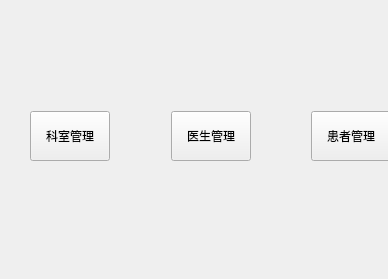
Meroasis/QtMedicinesystem, file homeview.ui: the form before one commit.
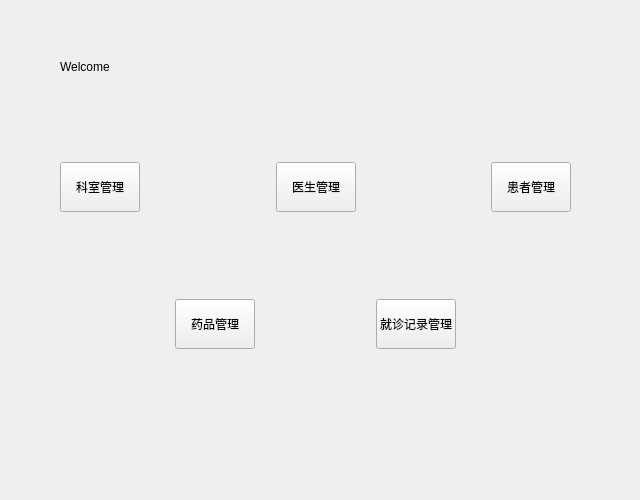
The form after the commit.

What changed in the file:
```diff
--- a/homeview.ui
+++ b/homeview.ui
@@ -6,8 +6,8 @@
    <rect>
     <x>0</x>
     <y>0</y>
-    <width>388</width>
-    <height>279</height>
+    <width>640</width>
+    <height>500</height>
    </rect>
   </property>
   <property name="windowTitle">
@@ -16,13 +16,23 @@
   <widget class="QWidget" name="layoutWidget">
    <property name="geometry">
     <rect>
-     <x>30</x>
-     <y>10</y>
-     <width>361</width>
-     <height>251</height>
+     <x>60</x>
+     <y>60</y>
+     <width>511</width>
+     <height>371</height>
     </rect>
    </property>
    <layout class="QVBoxLayout" name="verticalLayout">
+    <item>
+     <widget class="QLabel" name="Welcome">
+      <property name="styleSheet">
+       <string notr="true">font: 12pt &quot;Microsoft YaHei UI&quot;;</string>
+      </property>
+      <property name="text">
+       <string>Welcome </string>
+      </property>
+     </widget>
+    </item>
     <item>
      <spacer name="verticalSpacer">
       <property name="orientation">
@@ -123,6 +133,88 @@
       </item>
      </layout>
     </item>
+    <item>
+     <spacer name="verticalSpacer_3">
+      <property name="orientation">
+       <enum>Qt::Orientation::Vertical</enum>
+      </property>
+      <property name="sizeHint" stdset="0">
+       <size>
+        <width>20</width>
+        <height>40</height>
+       </size>
+      </property>
+     </spacer>
+    </item>
+    <item>
+     <layout class="QHBoxLayout" name="horizontalLayout_2">
+      <item>
+       <spacer name="horizontalSpacer_3">
+        <property name="orientation">
+         <enum>Qt::Orientation::Horizontal</enum>
+        </property>
+        <property name="sizeHint" stdset="0">
+         <size>
+          <width>40</width>
+          <height>20</height>
+         </size>
+        </property>
+       </spacer>
+      </item>
+      <item>
+       <widget class="QPushButton" name="BtnDrug">
+        <property name="minimumSize">
+         <size>
+          <width>0</width>
+          <height>50</height>
+         </size>
+        </property>
+        <property name="text">
+         <string>药品管理</string>
+        </property>
+       </widget>
+      </item>
+      <item>
+       <spacer name="horizontalSpacer_4">
+        <property name="orientation">
+         <enum>Qt::Orientation::Horizontal</enum>
+        </property>
+        <property name="sizeHint" stdset="0">
+         <size>
+          <width>40</width>
+          <height>20</height>
+         </size>
+        </property>
+       </spacer>
+      </item>
+      <item>
+       <widget class="QPushButton" name="BtnLog">
+        <property name="minimumSize">
+         <size>
+          <width>0</width>
+          <height>50</height>
+         </size>
+        </property>
+        <property name="text">
+         <string>就诊记录管理</string>
+        </property>
+       </widget>
+      </item>
+      <item>
+       <spacer name="horizontalSpacer_5">
+        <property name="orientation">
+         <enum>Qt::Orientation::Horizontal</enum>
+        </property>
+        <property name="sizeHint" stdset="0">
+         <size>
+          <width>40</width>
+          <height>20</height>
+         </size>
+        </property>
+       </spacer>
+      </item>
+     </layout>
+    </item>
     <item>
      <spacer name="verticalSpacer_2">
       <property name="orientation">
```
